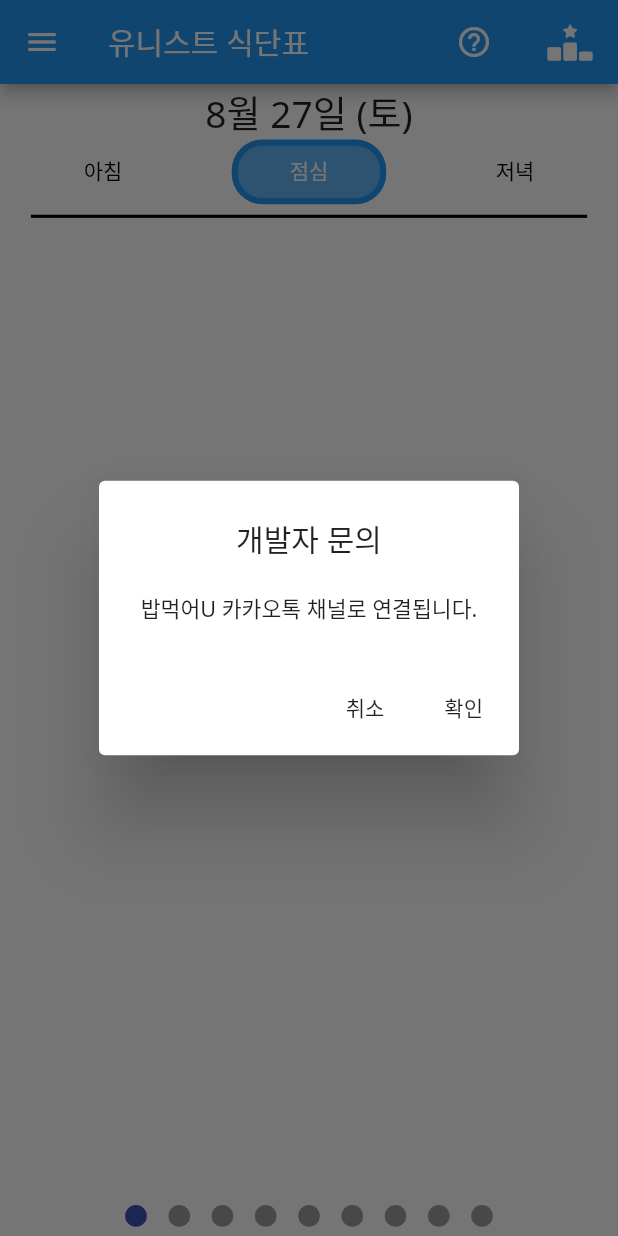
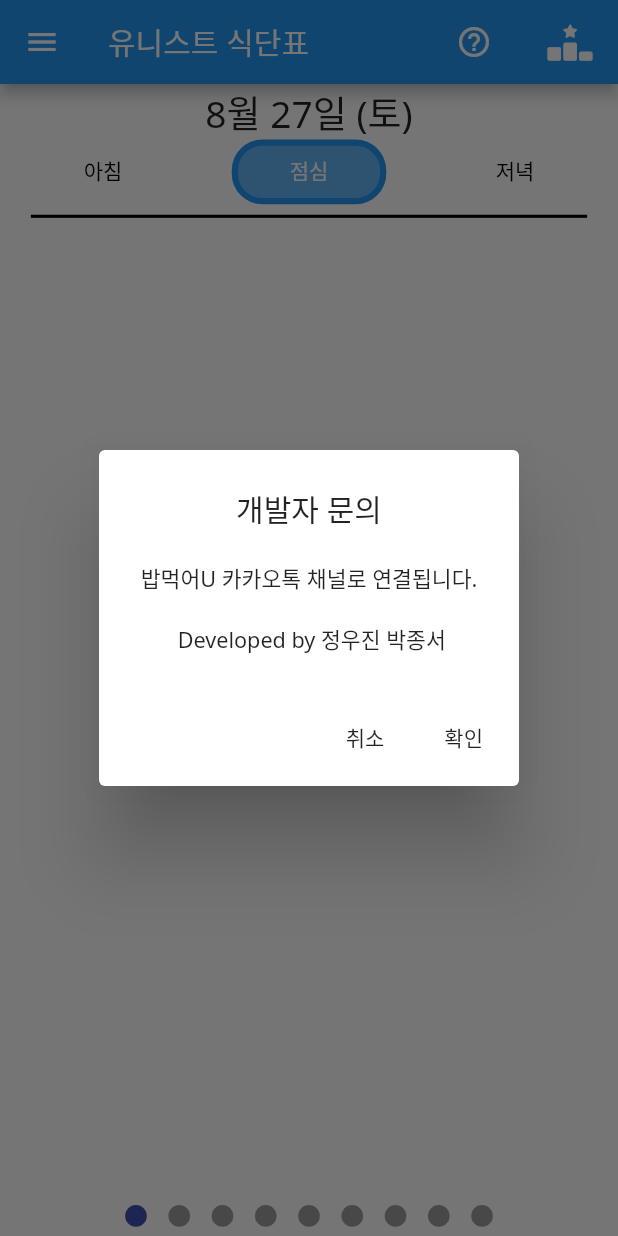
Before and after one commit to mad-unist/UNISTMEAL, a Flutter app: the MealApp screen opened directly with empty values, in the side drawer, after a tap on "개발자에게 문의하기", on a phone screen of 412 x 824 dp. Run offline on Flutter 3.47's test engine with Material 2 defaults, Android fonts, the phone set to English and light mode, and no system bars; drawn by our look-alikes of easy_refresh, showcaseview, smooth_page_indicator; our stand-ins replace bottom_navy_bar, flutter_rating_bar, flutter_slidable, fluttertoast, font_awesome_flutter, google_fonts and 5 more; missing offline and left inert: flutter_phone_direct_caller, kakao_flutter_sdk, kakao_flutter_sdk_common, kakao_flutter_sdk_user, new_version; accounts and stored records are empty; network calls fail.

Commit message:
Splash (#37)
* splash

* checkversion change

* change

* change

```diff
--- a/lib/sub/firstPage.dart
+++ b/lib/sub/firstPage.dart
@@ -337,7 +337,7 @@ class _MealAppState extends State<MealApp> with SingleTickerProviderStateMixin{
                       color: Colors.yellow,
                       child : Showcase(
                         key: _key3,
-                        description: "식단표를 길게 터치해 식단을 평가하거나 공유하세요.",
+                        description: "식단표를 길게 터치해 식단을 평가하거나 공유하세요.\n페이지를 아래로 당겨, 별점을 새로고침 하세요.",
                         child: Container(),
                       ),
                     ),
--- a/lib/sub/sideBar.dart
+++ b/lib/sub/sideBar.dart
@@ -130,7 +130,7 @@ class _SideBarAppState extends State<SideBarApp> {
                 builder: (BuildContext context) {
                   return AlertDialog(
                     title: Text("개발자 문의", textAlign: TextAlign.center,),
-                    content: Text("밥먹어U 카카오톡 채널로 연결됩니다.", textAlign: TextAlign.center, style: TextStyle(fontSize: MediaQuery.of(context).size.width * 0.035,)),
+                    content: Text("밥먹어U 카카오톡 채널로 연결됩니다.\n\n Developed by 정우진 박종서", textAlign: TextAlign.center, style: TextStyle(fontSize: MediaQuery.of(context).size.width * 0.035,)),
                     actions: [
                       MaterialButton(
                         child: Text('취소'),
```
